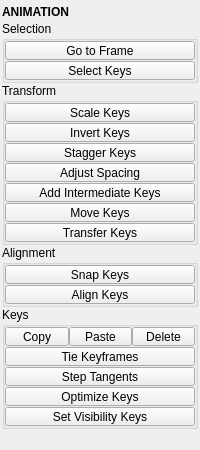
Qt form tentacle/ui/animation.ui (m3trik/tentacle) before a commit.
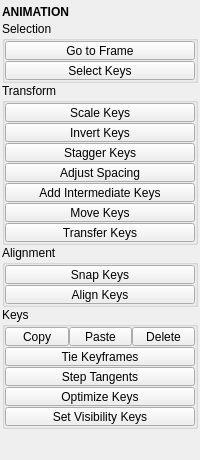
The same form after that commit. Custom widgets are drawn as their Qt base class.

Diff of the .ui file:
```diff
--- a/tentacle/ui/animation.ui
+++ b/tentacle/ui/animation.ui
@@ -646,6 +646,9 @@
         <property name="orientation">
          <enum>Qt::Vertical</enum>
         </property>
+        <property name="sizeType">
+         <enum>QSizePolicy::Fixed</enum>
+        </property>
         <property name="sizeHint" stdset="0">
          <size>
           <width>0</width>
```
Left out of the diff: 24 changed lines with no effect on the pictures.
